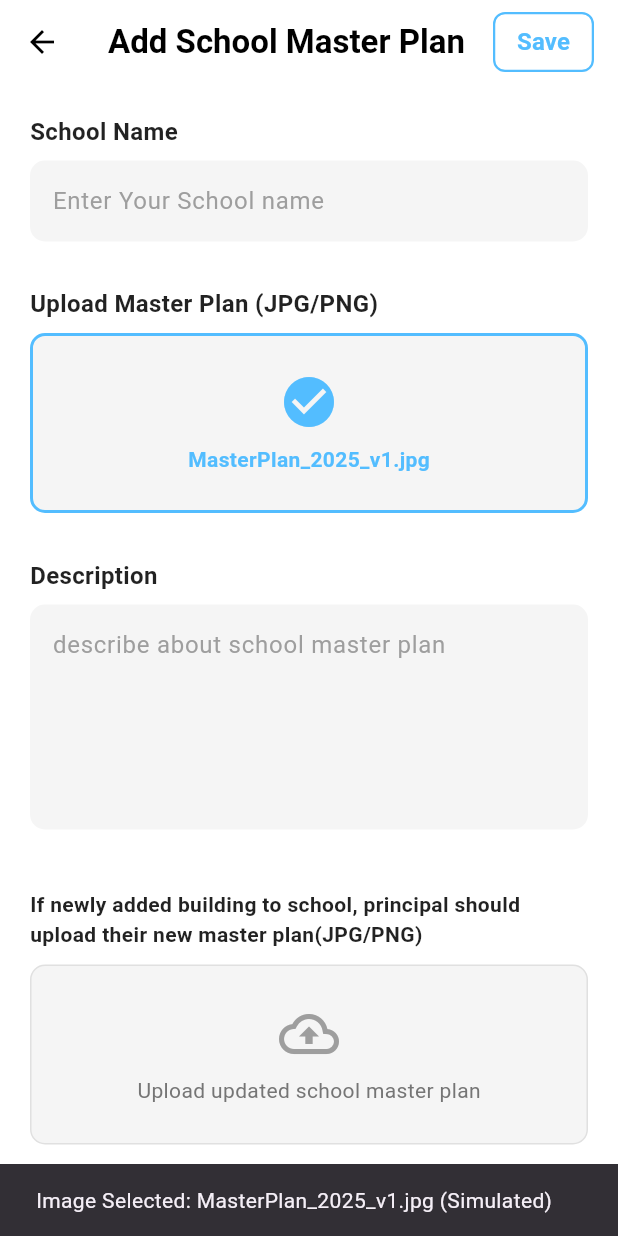
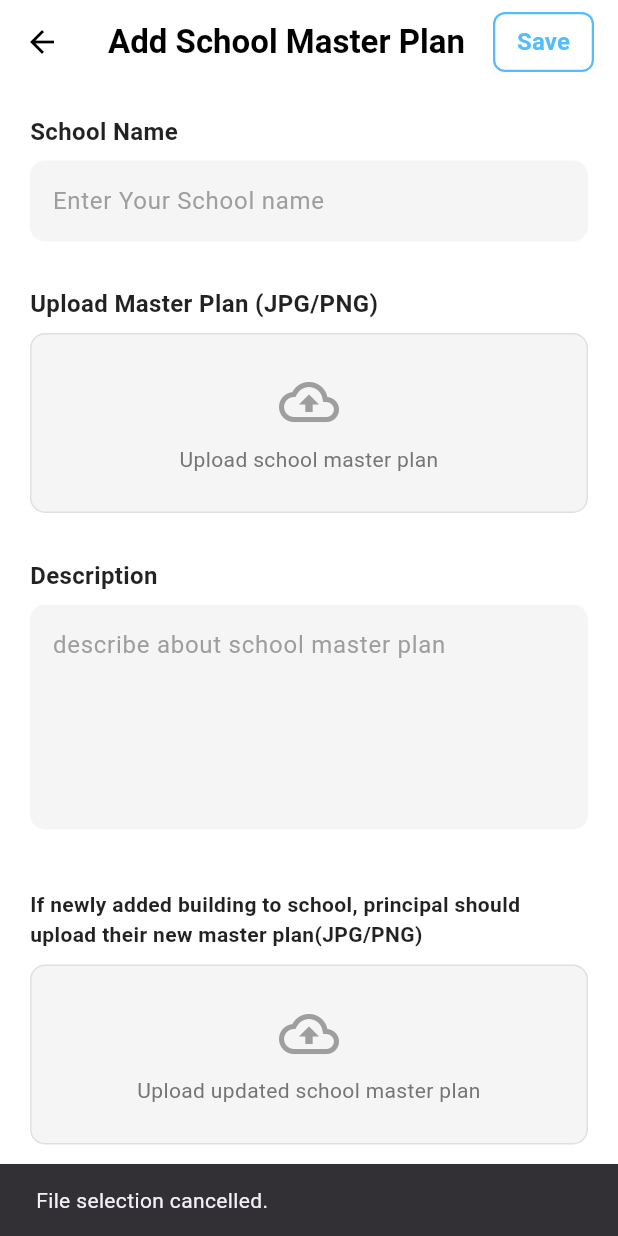
Before and after one commit to IrrigationDepartment/BuildCare, a Flutter app: the AddSchoolMasterPlanPage screen opened directly, after a tap on "Upload school master plan", on a phone screen of 412 x 824 dp. Run offline on Flutter 3.47's test engine with Material 3 defaults, Android fonts, the phone set to English and light mode, and no system bars; our stand-ins replace cloud_firestore, file_picker, firebase_auth, firebase_core, image_picker; accounts and stored records are empty; network calls fail.

Commit message:
updated
updated add_school_master_plan_page.dart file

```diff
--- a/lib/screens/Principal/add_school_master_plan_page.dart
+++ b/lib/screens/Principal/add_school_master_plan_page.dart
@@ -1,4 +1,5 @@
 import 'package:flutter/material.dart';
+import 'package:file_picker/file_picker.dart'; // 1. Import file_picker
 
 // Primary color for UI consistency
 const Color _primaryColor = Color(0xFF53BDFF);
@@ -11,8 +12,8 @@ class AddSchoolMasterPlanPage extends StatefulWidget {
 }
 
 class _AddSchoolMasterPlanPageState extends State<AddSchoolMasterPlanPage> {
-  // State variables store the simulated image path (String?). Null means no file selected.
-  // This simulates holding the path to the file selected via ImagePicker.
+  // State variables now store the actual selected file path (String?).
+  // We use String? here to represent the path of the selected file.
   String? _masterPlanImagePath;
   String? _updatedPlanImagePath;
 
@@ -27,28 +28,42 @@ class _AddSchoolMasterPlanPageState extends State<AddSchoolMasterPlanPage> {
     super.dispose();
   }
 
-  // Helper function to simulate file selection or deselection (like ImagePicker)
-  // NOTE: In this restricted environment, we must simulate the file selection
-  // by toggling between a mock file name and null.
-  void _pickImageSimulation(String type) {
+  // 2. Actual file picking logic using file_picker
+  Future<void> _pickImage(String type) async {
+    // Show a dialog to the user indicating the type of file to select
+    // For simplicity, we directly call the picker here.
+
+    // Set the allowed extensions for JPG and PNG files
+    FilePickerResult? result = await FilePicker.platform.pickFiles(
+      type: FileType.custom,
+      allowedExtensions: ['jpg', 'jpeg', 'png'],
+    );
+
+    if (result != null && result.files.single.path != null) {
+      // A file was successfully selected
       setState(() {
+        final filePath = result.files.single.path;
+        final fileName = result.files.single.name;
+
         if (type == 'master') {
-        // Toggle: if no file, set a mock name/path; if file exists, clear it.
-        _masterPlanImagePath = _masterPlanImagePath == null
-            ? 'MasterPlan_2025_v1.jpg'
-            : null;
+          _masterPlanImagePath = filePath;
+          ScaffoldMessenger.of(context).showSnackBar(
+            SnackBar(content: Text('Master Plan Selected: $fileName')),
+          );
         } else if (type == 'updated') {
-        _updatedPlanImagePath = _updatedPlanImagePath == null
-            ? 'UpdatedPlan_2026_Annex.png'
-            : null;
+          _updatedPlanImagePath = filePath;
+          ScaffoldMessenger.of(context).showSnackBar(
+            SnackBar(content: Text('Updated Plan Selected: $fileName')),
+          );
         }
       });
-
-    // In a production app, the actual file picker logic (like in the reference code)
-    // would be implemented here, storing the actual file or its path/name.
-    if (type == 'master' && _masterPlanImagePath != null) {
+    } else {
+      // User canceled the picker or selection failed.
+      // We don't change the state here, but in a real app, you might want
+      // to handle file deselection/clearing if the user wants to remove the existing file.
+      // For now, if they cancel, the existing selection remains.
       ScaffoldMessenger.of(context).showSnackBar(
-        SnackBar(content: Text('Image Selected: $_masterPlanImagePath (Simulated)')),
+        const SnackBar(content: Text('File selection cancelled.')),
       );
     }
   }
@@ -76,8 +91,15 @@ class _AddSchoolMasterPlanPageState extends State<AddSchoolMasterPlanPage> {
             child: OutlinedButton(
               onPressed: () {
                 // TODO: Implement actual save logic (e.g., uploading the files to a database like Firestore/Storage)
+
+                // Print paths to console for verification (use file names for SnackBar)
+                final masterFileName = _masterPlanImagePath?.split('/').last ?? 'None';
+                final updatedFileName = _updatedPlanImagePath?.split('/').last ?? 'None';
+
                 ScaffoldMessenger.of(context).showSnackBar(
-                  const SnackBar(content: Text('Master Plan form submitted (Simulated)!')),
+                  SnackBar(
+                    content: Text('Submitted! Master: $masterFileName, Updated: $updatedFileName'),
+                  ),
                 );
               },
               style: OutlinedButton.styleFrom(
@@ -116,7 +138,8 @@ class _AddSchoolMasterPlanPageState extends State<AddSchoolMasterPlanPage> {
               context,
               'Upload school master plan',
               _masterPlanImagePath, // Pass the image path
-              onTap: () => _pickImageSimulation('master'), // Use the pick image simulation
+              // 3. Use the new _pickImage function
+              onTap: () => _pickImage('master'),
             ),
             const SizedBox(height: 30),
 
@@ -138,7 +161,8 @@ class _AddSchoolMasterPlanPageState extends State<AddSchoolMasterPlanPage> {
               context,
               'Upload updated school master plan',
               _updatedPlanImagePath, // Pass the image path
-              onTap: () => _pickImageSimulation('updated'), // Use the pick image simulation
+              // 3. Use the new _pickImage function
+              onTap: () => _pickImage('updated'),
             ),
             const SizedBox(height: 20),
           ],
@@ -192,11 +216,16 @@ class _AddSchoolMasterPlanPageState extends State<AddSchoolMasterPlanPage> {
   Widget _buildFileUploadArea(
       BuildContext context,
       String defaultText,
-      String? imagePath, // Changed name to reflect the user's reference file
+      String? imagePath,
       {required VoidCallback onTap}) {
 
     // Check if an image path is present to determine selection state
     final bool isSelected = imagePath != null;
+
+    // Get only the file name from the full path for display
+    final String displayText = isSelected
+        ? imagePath!.split('/').last // Extracts the file name
+        : defaultText;
 
     return InkWell(
       onTap: onTap,
@@ -221,12 +250,18 @@ class _AddSchoolMasterPlanPageState extends State<AddSchoolMasterPlanPage> {
               color: isSelected ? _primaryColor : Colors.grey,
             ),
             const SizedBox(height: 8),
-            Text(
             // Display file path/name or default text
-              isSelected ? imagePath! : defaultText,
+            Padding(
+              padding: const EdgeInsets.symmetric(horizontal: 10.0),
+              child: Text(
+                displayText,
+                textAlign: TextAlign.center,
+                maxLines: 2,
+                overflow: TextOverflow.ellipsis,
                 style: TextStyle(
                   color: isSelected ? _primaryColor : Colors.grey[600],
                   fontWeight: isSelected ? FontWeight.bold : FontWeight.normal,
+                ),
               ),
             ),
           ],
--- a/pubspec.yaml
+++ b/pubspec.yaml
@@ -35,6 +35,8 @@ dependencies:
   cloud_firestore: ^5.0.2 # Use the latest version
   intl: ^0.19.0 # Added for date formatting
   image_picker: ^1.0.4 #  Add this line for image functionality
+  file_picker: ^6.1.1
+
 
 dev_dependencies:
   flutter_test:
```
Also changed, not shown: pubspec.lock. Lines whose indentation alone changed are shown as unchanged.
